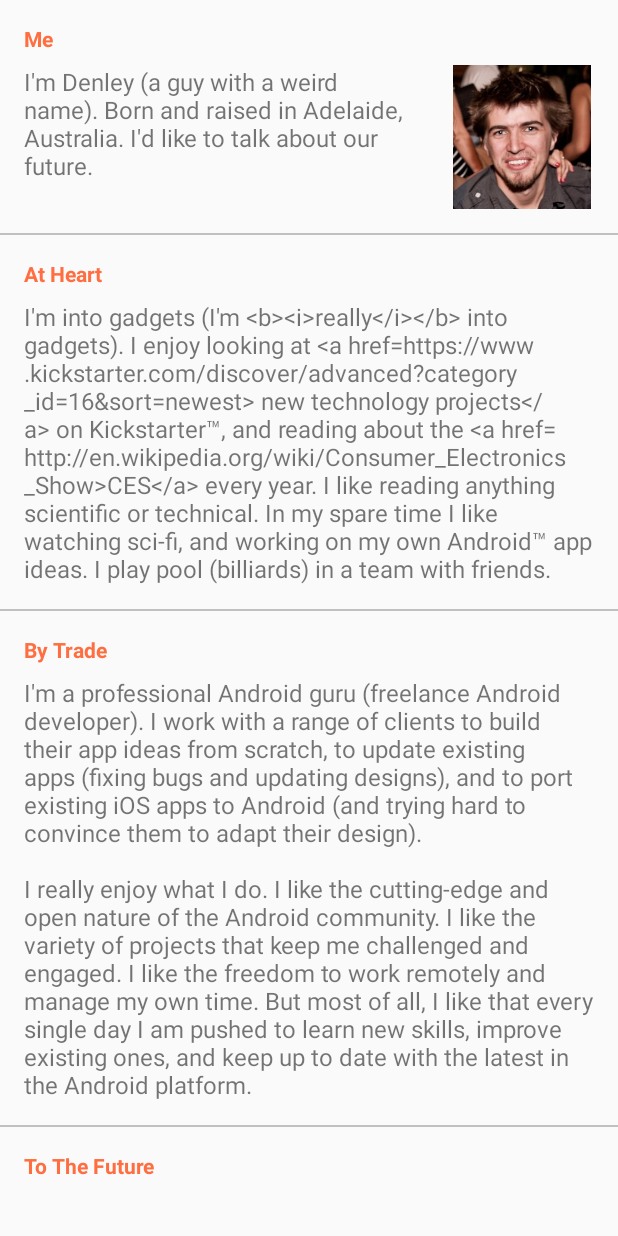
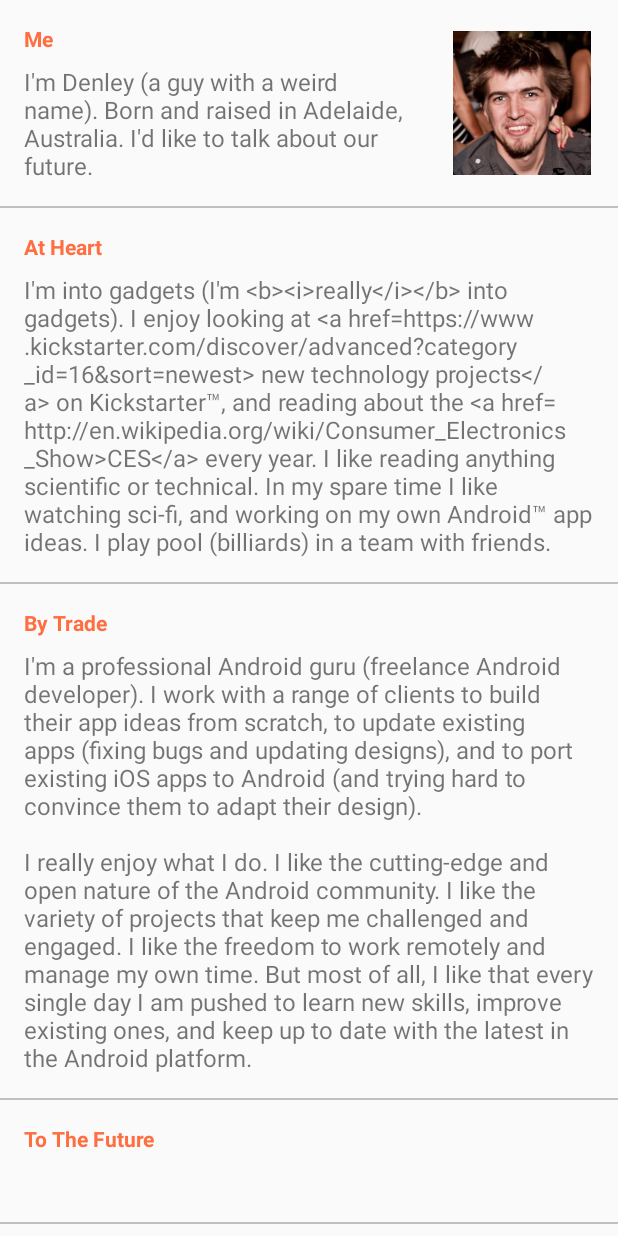
Before and after one commit to denley/DenleyBihari, an Android app: the layout page_about.xml on its own in the app's theme, with its tools: preview values and no code run, on a phone screen of 412 x 824 dp. Run offline under Robolectric (Android 15) with nearby library versions, the phone set to English and light mode, and no system bars.

Commit message:
fixed alignment of profile image on about page

```diff
--- a/app/src/main/res/layout/page_about.xml
+++ b/app/src/main/res/layout/page_about.xml
@@ -5,34 +5,45 @@
     android:layout_width="match_parent"
     android:layout_height="wrap_content">
 
+
+    <LinearLayout
+        android:orientation="horizontal"
+        android:layout_width="match_parent"
+        android:layout_height="wrap_content"
+        >
+        <LinearLayout
+            android:orientation="vertical"
+            android:layout_width="0dp"
+            android:layout_height="wrap_content"
+            android:layout_weight="1"
+            >
             <TextView
                 android:text="@string/title_me"
                 android:layout_width="match_parent"
                 android:layout_height="wrap_content"
                 style="@style/ContentTitle"
                 />
-    <LinearLayout
+            <TextView
+                android:text="@string/content_me"
                 android:layout_width="match_parent"
-        android:layout_height="wrap_content"
+                android:layout_height="match_parent"
                 android:paddingLeft="16dp"
                 android:paddingRight="16dp"
                 android:paddingBottom="16dp"
-        >
-        <TextView
-            android:text="@string/content_me"
-            android:layout_width="0dp"
-            android:layout_height="wrap_content"
-            android:layout_weight="1"
                 android:textSize="16sp"
-            android:layout_marginEnd="16dp"
-            android:layout_marginRight="16dp"
                 />
+        </LinearLayout>
         <ImageView
             android:id="@+id/profile_image"
             android:layout_width="96dp"
             android:layout_height="96dp"
             tools:src="@drawable/profile_image"
             android:scaleType="fitCenter"
+            android:layout_gravity="center_vertical"
+            android:layout_marginTop="16dp"
+            android:layout_marginBottom="16dp"
+            android:layout_marginEnd="16dp"
+            android:layout_marginRight="16dp"
             />
     </LinearLayout>
     <View
```
Lines whose indentation alone changed are shown as unchanged.
